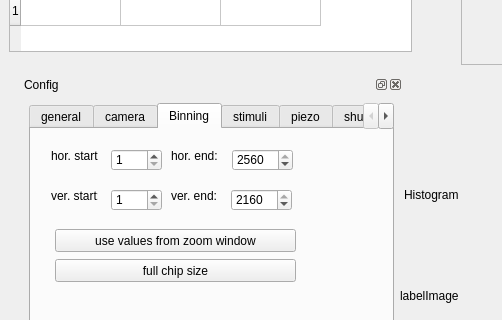
This is imagine.ui in HolyLab/Imagine as Qt 5 draws it before an edit; both pictures show x 0 to 502 and y 103 to 423 of the 763 by 643 pixel window. The edited form follows.
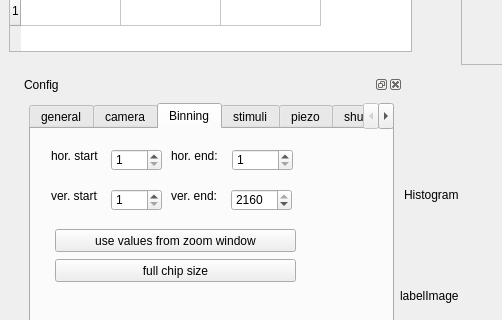
This is the edited form. The open tabs and pages were chosen to show the change. Icons and pictures are not drawn. Custom widgets are drawn as their Qt base class.

Diff of the .ui file:
```diff
--- a/imagine.ui
+++ b/imagine.ui
@@ -544,7 +544,7 @@
            <number>2560</number>
           </property>
           <property name="value">
-           <number>2560</number>
+           <number>1</number>
           </property>
          </widget>
          <widget class="QSpinBox" name="spinBoxVstart">
```
Left out of the diff: 2 changed lines with no effect on the pictures.
